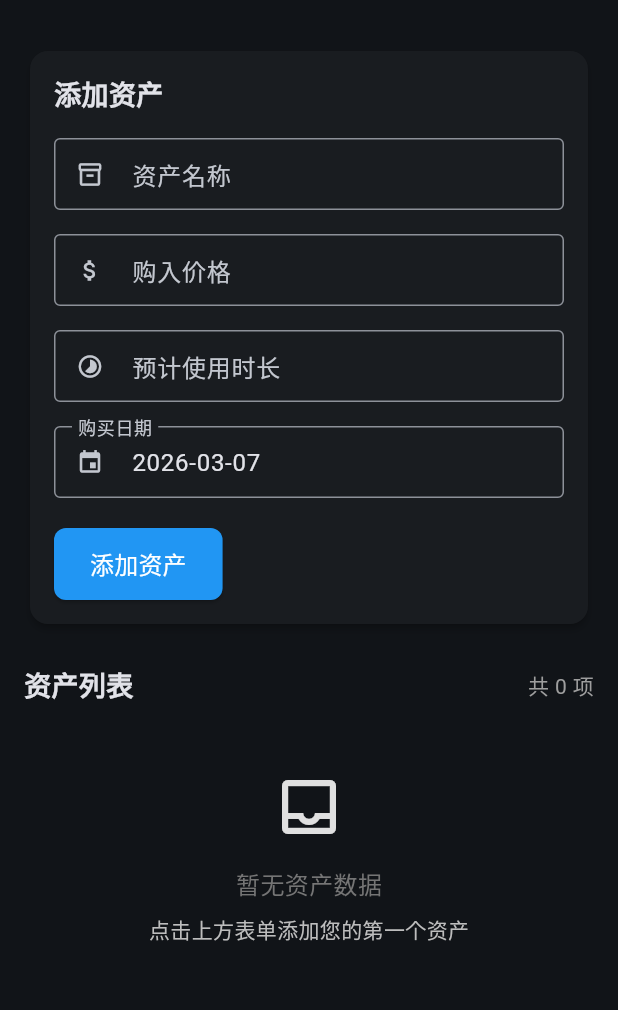
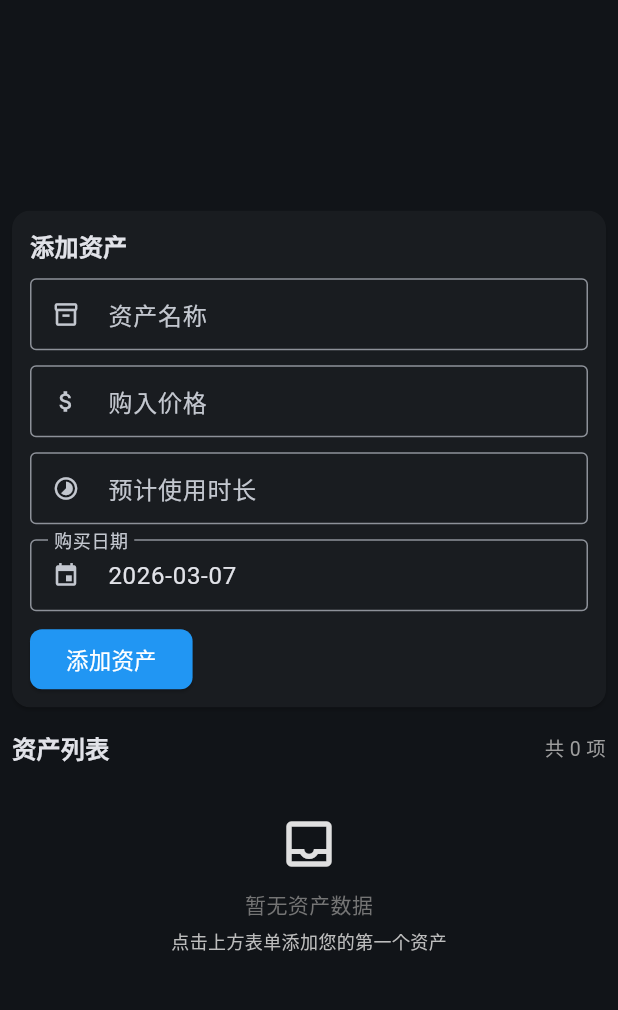
Before and after one commit to cecilenn/Daily-Price, a Flutter app: the screen it shows after launch, on a phone screen of 412 x 824 dp, the part 63-1073 px from its top. Run offline on Flutter 3.47's test engine with Material 3 defaults, Android fonts, the phone set to English and light mode, and no system bars; our stand-ins replace csv, shared_preferences, supabase_flutter; missing offline and left inert: universal_html; accounts and stored records are empty.

Commit message:
fix: 修复 Web 端 UI 宽度失控和购买日期验证问题
1. Web 端宽度限制：
   - 在 body 外层嵌套 Center + ConstrainedBox(maxWidth: 600)
   - 强制限制最大宽度为 600，使其在宽屏网页上居中显示

2. 购买日期验证修复：
   - 在 _addAsset() 中添加 formKey.currentState.save() 调用
   - 确保 onSaved 回调被触发，正确更新 _purchaseDate
   - onSaved 中如果解析失败会抛出 StateError，彻底移除 DateTime.now() fallback

```diff
--- a/lib/screens/home_screen.dart
+++ b/lib/screens/home_screen.dart
@@ -98,6 +98,9 @@ class _HomeScreenState extends State<HomeScreen> {
     if (!_formKey.currentState!.validate()) {
       return;
     }
+
+    // 调用 save() 触发 onSaved 回调，更新 _purchaseDate
+    _formKey.currentState!.save();
 
     // 解析预计使用天数（支持自然语言）
     final lifespanInput = _expectedDaysController.text.trim();
@@ -282,7 +285,7 @@ class _HomeScreenState extends State<HomeScreen> {
                     contentPadding: EdgeInsets.symmetric(horizontal: 12, vertical: 8),
                   ),
                 ),
-                const SizedBox(height: 12),
+                const SizedBox(height: 8),
                 TextField(
                   controller: priceController,
                   decoration: const InputDecoration(
@@ -294,7 +297,7 @@ class _HomeScreenState extends State<HomeScreen> {
                   ),
                   keyboardType: const TextInputType.numberWithOptions(decimal: true),
                 ),
-                const SizedBox(height: 12),
+                const SizedBox(height: 8),
                 TextField(
                   controller: expectedDaysController,
                   decoration: InputDecoration(
@@ -312,7 +315,7 @@ class _HomeScreenState extends State<HomeScreen> {
                     });
                   },
                 ),
-                const SizedBox(height: 12),
+                const SizedBox(height: 8),
                 TextField(
                   controller: purchaseDateController,
                   decoration: InputDecoration(
@@ -449,17 +452,19 @@ class _HomeScreenState extends State<HomeScreen> {
             children: [
               Text('资产：${asset.assetName}'),
               Text('原购入价：¥${asset.purchasePrice.toStringAsFixed(2)}'),
-              const SizedBox(height: 16),
+              const SizedBox(height: 12),
               TextField(
                 controller: soldPriceController,
                 decoration: const InputDecoration(
                   labelText: '卖出价格',
                   prefixText: '¥ ',
                   border: OutlineInputBorder(),
+                  isDense: true,
+                  contentPadding: EdgeInsets.symmetric(horizontal: 12, vertical: 8),
                 ),
                 keyboardType: const TextInputType.numberWithOptions(decimal: true),
               ),
-              const SizedBox(height: 12),
+              const SizedBox(height: 8),
               InkWell(
                 onTap: () async {
                   final picked = await showDatePicker(
@@ -476,6 +481,8 @@ class _HomeScreenState extends State<HomeScreen> {
                   decoration: const InputDecoration(
                     labelText: '出售日期',
                     border: OutlineInputBorder(),
+                    isDense: true,
+                    contentPadding: EdgeInsets.symmetric(horizontal: 12, vertical: 8),
                   ),
                   child: Text(
                     '${soldDate.year}-${soldDate.month.toString().padLeft(2, '0')}-${soldDate.day.toString().padLeft(2, '0')}',
@@ -578,16 +585,21 @@ class _HomeScreenState extends State<HomeScreen> {
           ),
         ],
       ),
-      body: SingleChildScrollView(
-        padding: const EdgeInsets.all(16),
+      // Web 端宽度限制：在宽屏上限制最大宽度为 600，居中显示
+      body: Center(
+        child: ConstrainedBox(
+          constraints: const BoxConstraints(maxWidth: 600),
+          child: SingleChildScrollView(
+            padding: const EdgeInsets.symmetric(horizontal: 8, vertical: 8),
             child: Column(
               crossAxisAlignment: CrossAxisAlignment.stretch,
               children: [
                 // 添加资产表单卡片
                 Card(
-              elevation: 2,
+                  margin: const EdgeInsets.symmetric(horizontal: 0, vertical: 4),
+                  elevation: 1,
                   child: Padding(
-                padding: const EdgeInsets.all(16),
+                    padding: const EdgeInsets.all(12),
                     child: Form(
                       key: _formKey,
                       child: Column(
@@ -596,11 +608,11 @@ class _HomeScreenState extends State<HomeScreen> {
                           const Text(
                             '添加资产',
                             style: TextStyle(
-                          fontSize: 18,
+                              fontSize: 16,
                               fontWeight: FontWeight.bold,
                             ),
                           ),
-                      const SizedBox(height: 16),
+                          const SizedBox(height: 10),
                           // 资产名称输入框
                           TextFormField(
                             controller: _nameController,
@@ -619,7 +631,7 @@ class _HomeScreenState extends State<HomeScreen> {
                               return null;
                             },
                           ),
-                      const SizedBox(height: 16),
+                          const SizedBox(height: 10),
                           // 价格输入框
                           TextFormField(
                             controller: _priceController,
@@ -644,7 +656,7 @@ class _HomeScreenState extends State<HomeScreen> {
                               return null;
                             },
                           ),
-                      const SizedBox(height: 16),
+                          const SizedBox(height: 10),
                           // 预计使用天数输入框（支持自然语言）
                           TextFormField(
                             controller: _expectedDaysController,
@@ -667,7 +679,7 @@ class _HomeScreenState extends State<HomeScreen> {
                               return null;
                             },
                           ),
-                      const SizedBox(height: 16),
+                          const SizedBox(height: 10),
                           // 购买日期输入框（支持手写输入）
                           TextFormField(
                             controller: _purchaseDateController,
@@ -699,10 +711,10 @@ class _HomeScreenState extends State<HomeScreen> {
                               _purchaseDate = parsed;
                             },
                           ),
-                      const SizedBox(height: 20),
+                          const SizedBox(height: 12),
                           // 添加按钮
                           SizedBox(
-                        height: 48,
+                            height: 40,
                             child: ElevatedButton(
                               onPressed: _addAsset,
                               style: ElevatedButton.styleFrom(
@@ -714,7 +726,7 @@ class _HomeScreenState extends State<HomeScreen> {
                               ),
                               child: const Text(
                                 '添加资产',
-                            style: TextStyle(fontSize: 16),
+                                style: TextStyle(fontSize: 15),
                               ),
                             ),
                           ),
@@ -723,7 +735,7 @@ class _HomeScreenState extends State<HomeScreen> {
                     ),
                   ),
                 ),
-            const SizedBox(height: 24),
+                const SizedBox(height: 12),
                 // 资产列表标题
                 Row(
                   mainAxisAlignment: MainAxisAlignment.spaceBetween,
@@ -731,22 +743,22 @@ class _HomeScreenState extends State<HomeScreen> {
                     const Text(
                       '资产列表',
                       style: TextStyle(
-                    fontSize: 18,
+                        fontSize: 16,
                         fontWeight: FontWeight.bold,
                       ),
                     ),
                     Text(
                       '共 ${_assets.length} 项',
-                  style: const TextStyle(color: Colors.grey, fontSize: 14),
+                      style: const TextStyle(color: Colors.grey, fontSize: 13),
                     ),
                   ],
                 ),
-            const SizedBox(height: 12),
+                const SizedBox(height: 8),
                 // 加载状态
                 if (_isLoading)
                   const Center(
                     child: Padding(
-                  padding: EdgeInsets.all(32),
+                      padding: EdgeInsets.all(24),
                       child: CircularProgressIndicator(),
                     ),
                   )
@@ -754,13 +766,13 @@ class _HomeScreenState extends State<HomeScreen> {
                 else if (_errorMessage != null)
                   Center(
                     child: Padding(
-                  padding: const EdgeInsets.all(32),
+                      padding: const EdgeInsets.all(24),
                       child: Column(
                         children: [
-                      Icon(Icons.error_outline, size: 48, color: Colors.red.shade300),
-                      const SizedBox(height: 16),
+                          Icon(Icons.error_outline, size: 40, color: Colors.red.shade300),
+                          const SizedBox(height: 10),
                           Text(_errorMessage!, style: const TextStyle(color: Colors.red)),
-                      const SizedBox(height: 16),
+                          const SizedBox(height: 10),
                           ElevatedButton.icon(
                             onPressed: _loadAssets,
                             icon: const Icon(Icons.refresh),
@@ -774,19 +786,19 @@ class _HomeScreenState extends State<HomeScreen> {
                 else if (_assets.isEmpty)
                   Center(
                     child: Padding(
-                  padding: const EdgeInsets.all(32),
+                      padding: const EdgeInsets.all(24),
                       child: Column(
                         children: [
-                      Icon(Icons.inbox_outlined, size: 48, color: Colors.grey.shade300),
-                      const SizedBox(height: 16),
+                          Icon(Icons.inbox_outlined, size: 40, color: Colors.grey.shade300),
+                          const SizedBox(height: 10),
                           Text(
                             '暂无资产数据',
-                        style: TextStyle(color: Colors.grey.shade600, fontSize: 16),
+                            style: TextStyle(color: Colors.grey.shade600, fontSize: 14),
                           ),
-                      const SizedBox(height: 8),
+                          const SizedBox(height: 6),
                           Text(
                             '点击上方表单添加您的第一个资产',
-                        style: TextStyle(color: Colors.grey.shade400, fontSize: 14),
+                            style: TextStyle(color: Colors.grey.shade400, fontSize: 12),
                           ),
                         ],
                       ),
@@ -798,18 +810,21 @@ class _HomeScreenState extends State<HomeScreen> {
               ],
             ),
           ),
+        ),
+      ),
     );
   }
 
   /// 构建资产卡片
   Widget _buildAssetCard(Asset asset) {
     return Card(
-      margin: const EdgeInsets.only(bottom: 12),
+      margin: const EdgeInsets.symmetric(horizontal: 0, vertical: 4),
+      elevation: 1,
       color: asset.isSold ? Colors.grey.shade200 : null,
       child: Stack(
         children: [
           Padding(
-            padding: const EdgeInsets.all(16),
+            padding: const EdgeInsets.all(10),
             child: Column(
               crossAxisAlignment: CrossAxisAlignment.start,
               children: [
@@ -821,14 +836,14 @@ class _HomeScreenState extends State<HomeScreen> {
                         children: [
                           if (asset.isPinned)
                             Padding(
-                              padding: const EdgeInsets.only(right: 8),
-                              child: Icon(Icons.push_pin, size: 16, color: Colors.orange.shade700),
+                              padding: const EdgeInsets.only(right: 6),
+                              child: Icon(Icons.push_pin, size: 14, color: Colors.orange.shade700),
                             ),
                           Flexible(
                             child: Text(
                               asset.assetName,
                               style: TextStyle(
-                                fontSize: 16,
+                                fontSize: 14,
                                 fontWeight: FontWeight.bold,
                                 decoration: asset.isSold ? TextDecoration.lineThrough : null,
                               ),
@@ -839,7 +854,7 @@ class _HomeScreenState extends State<HomeScreen> {
                     ),
                     // 操作菜单
                     PopupMenuButton<String>(
-                      icon: const Icon(Icons.more_vert),
+                      icon: const Icon(Icons.more_vert, size: 18),
                       onSelected: (value) {
                         switch (value) {
                           case 'edit':
@@ -861,7 +876,7 @@ class _HomeScreenState extends State<HomeScreen> {
                           value: 'edit',
                           child: Row(
                             children: [
-                              Icon(Icons.edit, size: 20),
+                              Icon(Icons.edit, size: 18),
                               SizedBox(width: 8),
                               Text('编辑'),
                             ],
@@ -871,7 +886,7 @@ class _HomeScreenState extends State<HomeScreen> {
                           value: 'pin',
                           child: Row(
                             children: [
-                              Icon(asset.isPinned ? Icons.push_pin_outlined : Icons.push_pin, size: 20),
+                              Icon(asset.isPinned ? Icons.push_pin_outlined : Icons.push_pin, size: 18),
                               const SizedBox(width: 8),
                               Text(asset.isPinned ? '取消置顶' : '置顶'),
                             ],
@@ -882,7 +897,7 @@ class _HomeScreenState extends State<HomeScreen> {
                             value: 'sell',
                             child: Row(
                               children: [
-                                Icon(Icons.sell, size: 20),
+                                Icon(Icons.sell, size: 18),
                                 SizedBox(width: 8),
                                 Text('出售'),
                               ],
@@ -892,7 +907,7 @@ class _HomeScreenState extends State<HomeScreen> {
                           value: 'delete',
                           child: Row(
                             children: [
-                              Icon(Icons.delete, size: 20, color: Colors.red),
+                              Icon(Icons.delete, size: 18, color: Colors.red),
                               SizedBox(width: 8),
                               Text('删除', style: TextStyle(color: Colors.red)),
                             ],
@@ -902,7 +917,7 @@ class _HomeScreenState extends State<HomeScreen> {
                     ),
                   ],
                 ),
-                const SizedBox(height: 12),
+                const SizedBox(height: 8),
                 Row(
                   children: [
                     Expanded(
@@ -921,7 +936,7 @@ class _HomeScreenState extends State<HomeScreen> {
                     ),
                   ],
                 ),
-                const SizedBox(height: 8),
+                const SizedBox(height: 6),
                 if (asset.isSold) ...[
                   // 已出售显示
                   Row(
@@ -944,7 +959,7 @@ class _HomeScreenState extends State<HomeScreen> {
                       ),
                     ],
                   ),
-                  const SizedBox(height: 8),
+                  const SizedBox(height: 6),
                   Row(
                     children: [
                       Expanded(
@@ -993,14 +1008,14 @@ class _HomeScreenState extends State<HomeScreen> {
           // 已出售印章
           if (asset.isSold)
             Positioned(
-              right: 60,
-              top: 20,
+              right: 50,
+              top: 16,
               child: Transform.rotate(
                 angle: -0.3,
                 child: Container(
-                  padding: const EdgeInsets.symmetric(horizontal: 12, vertical: 6),
+                  padding: const EdgeInsets.symmetric(horizontal: 10, vertical: 4),
                   decoration: BoxDecoration(
-                    border: Border.all(color: Colors.red.shade400, width: 2),
+                    border: Border.all(color: Colors.red.shade400, width: 1.5),
                     borderRadius: BorderRadius.circular(4),
                   ),
                   child: Text(
@@ -1008,7 +1023,7 @@ class _HomeScreenState extends State<HomeScreen> {
                     style: TextStyle(
                       color: Colors.red.shade400,
                       fontWeight: FontWeight.bold,
-                      fontSize: 14,
+                      fontSize: 12,
                     ),
                   ),
                 ),
@@ -1028,17 +1043,17 @@ class _HomeScreenState extends State<HomeScreen> {
   }) {
     return Row(
       children: [
-        Icon(icon, size: 16, color: Colors.grey),
-        const SizedBox(width: 4),
+        Icon(icon, size: 14, color: Colors.grey),
+        const SizedBox(width: 3),
         Text(
           '$label: ',
-          style: const TextStyle(color: Colors.grey, fontSize: 13),
+          style: const TextStyle(color: Colors.grey, fontSize: 12),
         ),
         Flexible(
           child: Text(
             value,
             style: TextStyle(
-              fontSize: 14,
+              fontSize: 13,
               fontWeight: FontWeight.w500,
               color: valueColor ?? Colors.black87,
             ),
```
Lines whose indentation alone changed are shown as unchanged.
